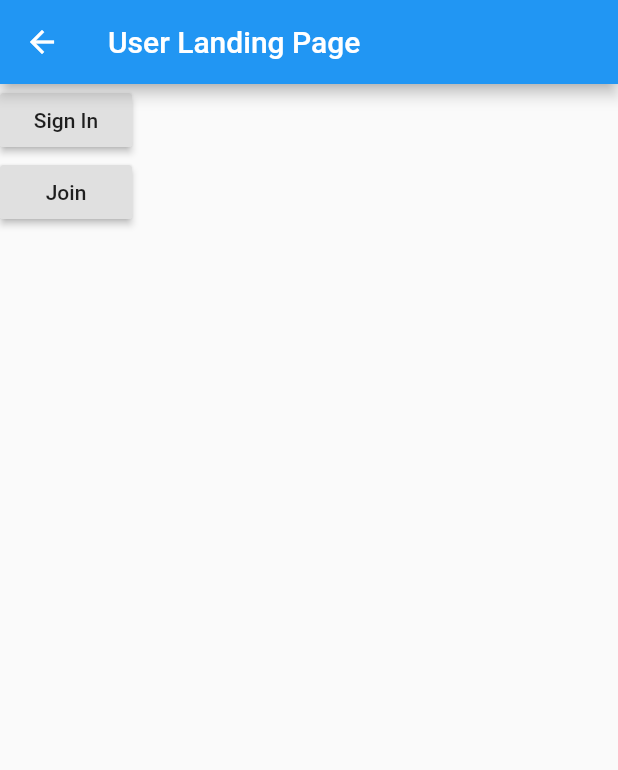
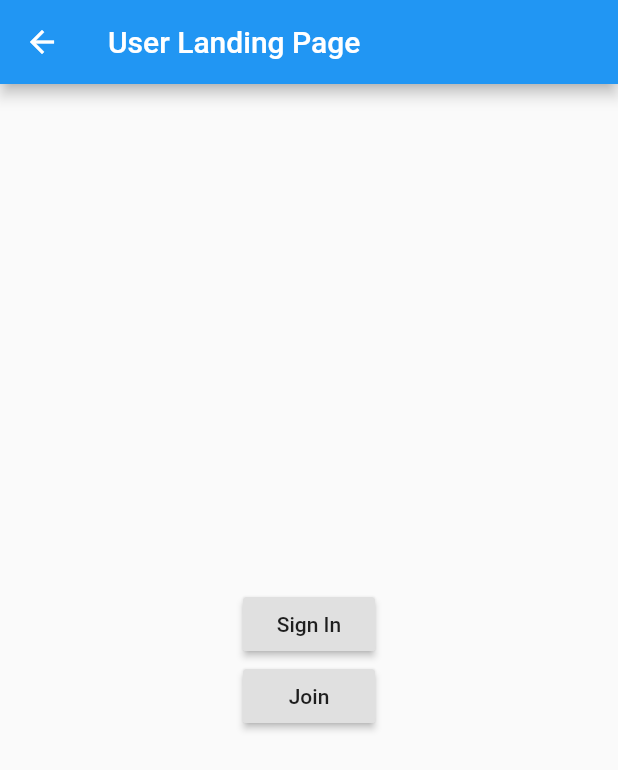
Before and after one commit to veronicakate/f_e_access_the_city, a Flutter app: the UserLanding screen opened directly, on a phone screen of 412 x 824 dp. Shown: the top 770 px of the screen. Run offline on Flutter 3.47's test engine with Material 2 defaults, Android fonts, the phone set to English and light mode, and no system bars.

Commit message:
place button in the middle of user landing page

```diff
--- a/access_the_city/lib/pages/users/landing_user_page.dart
+++ b/access_the_city/lib/pages/users/landing_user_page.dart
@@ -9,8 +9,17 @@ class UserLanding extends StatelessWidget {
       appBar: AppBar(
         title: Text("User Landing Page"),
       ),
-      body: Column(children: <Widget>[
+
+   body: Center(
+
+      child: Column(
+        mainAxisAlignment: MainAxisAlignment.center,
+
+        children: <Widget>[
+
+
         RaisedButton(
+
           child: Text('Sign In'),
           onPressed: () {
             Navigator.push(
@@ -29,6 +38,9 @@ class UserLanding extends StatelessWidget {
           },
         ),
       ]),
+    )
+
     );
   }
+
 }
```
